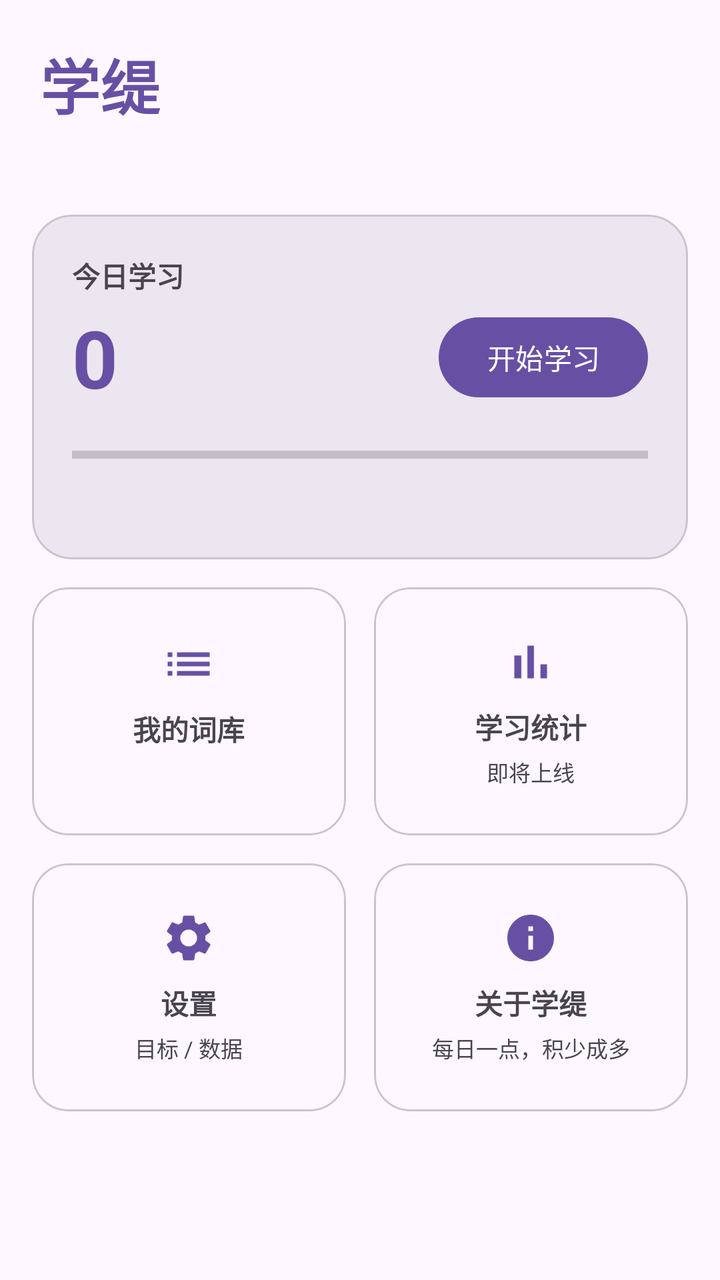
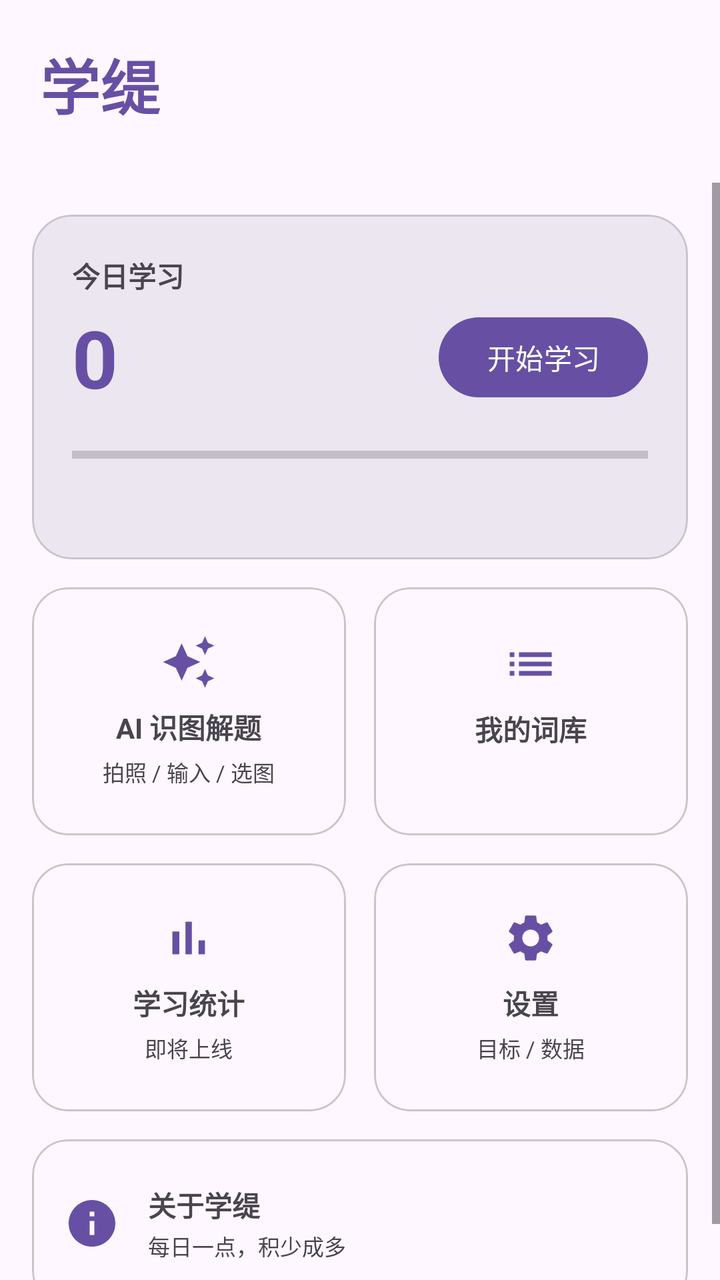

Two renders of the same Android screen: before a commit and after it. Below are the layout's source before the change and the commit's diff.
<!-- AndroidManifest.xml: application theme Theme.XueTi -->
<!-- res/layout/activity_main.xml -->
<?xml version="1.0" encoding="utf-8"?>
<LinearLayout xmlns:android="http://schemas.android.com/apk/res/android"
    xmlns:app="http://schemas.android.com/apk/res-auto"
    android:layout_width="match_parent"
    android:layout_height="match_parent"
    android:orientation="vertical">

    <LinearLayout
        android:layout_width="match_parent"
        android:layout_height="wrap_content"
        android:orientation="vertical"
        android:paddingHorizontal="20dp"
        android:paddingTop="20dp"
        android:paddingBottom="8dp">

        <TextView
            android:layout_width="wrap_content"
            android:layout_height="wrap_content"
            android:text="@string/app_name"
            android:textColor="?attr/colorPrimary"
            android:textSize="30sp"
            android:textStyle="bold" />

        <TextView
            android:id="@+id/subtitle"
            android:layout_width="wrap_content"
            android:layout_height="wrap_content"
            android:layout_marginTop="2dp"
            android:textColor="?attr/colorOnSurfaceVariant"
            android:textSize="13sp" />
    </LinearLayout>

    <ScrollView
        android:layout_width="match_parent"
        android:layout_height="0dp"
        android:layout_weight="1">

        <LinearLayout
            android:layout_width="match_parent"
            android:layout_height="wrap_content"
            android:orientation="vertical"
            android:padding="16dp">

            
            <com.google.android.material.card.MaterialCardView
                android:layout_width="match_parent"
                android:layout_height="wrap_content"
                app:cardBackgroundColor="?attr/colorSurfaceContainerHigh"
                app:cardCornerRadius="20dp"
                app:cardElevation="0dp"
                app:strokeColor="?attr/colorOutlineVariant"
                app:strokeWidth="1dp">

                <LinearLayout
                    android:layout_width="match_parent"
                    android:layout_height="wrap_content"
                    android:orientation="vertical"
                    android:padding="20dp">

                    <TextView
                        android:layout_width="wrap_content"
                        android:layout_height="wrap_content"
                        android:text="@string/today_study"
                        android:textColor="?attr/colorOnSurfaceVariant"
                        android:textSize="14sp"
                        android:textStyle="bold" />

                    <LinearLayout
                        android:layout_width="match_parent"
                        android:layout_height="wrap_content"
                        android:layout_marginTop="4dp"
                        android:gravity="center_vertical"
                        android:orientation="horizontal">

                        <TextView
                            android:id="@+id/todayCount"
                            android:layout_width="wrap_content"
                            android:layout_height="wrap_content"
                            android:text="0"
                            android:textColor="?attr/colorPrimary"
                            android:textSize="40sp"
                            android:textStyle="bold" />

                        <TextView
                            android:id="@+id/goalText"
                            android:layout_width="0dp"
                            android:layout_height="wrap_content"
                            android:layout_marginStart="6dp"
                            android:layout_weight="1"
                            android:textColor="?attr/colorOnSurfaceVariant"
                            android:textSize="15sp" />

                        <com.google.android.material.button.MaterialButton
                            android:id="@+id/btnStartStudy"
                            android:layout_width="wrap_content"
                            android:layout_height="wrap_content"
                            android:text="@string/start_study" />
                    </LinearLayout>

                    <ProgressBar
                        android:id="@+id/todayProgress"
                        style="?android:attr/progressBarStyleHorizontal"
                        android:layout_width="match_parent"
                        android:layout_height="wrap_content"
                        android:layout_marginTop="14dp"
                        android:max="20"
                        android:progress="0" />

                    <TextView
                        android:id="@+id/progressHint"
                        android:layout_width="match_parent"
                        android:layout_height="wrap_content"
                        android:layout_marginTop="8dp"
                        android:textColor="?attr/colorOnSurfaceVariant"
                        android:textSize="12sp" />
                </LinearLayout>
            </com.google.android.material.card.MaterialCardView>

            
            <LinearLayout
                android:layout_width="match_parent"
                android:layout_height="wrap_content"
                android:layout_marginTop="14dp"
                android:orientation="horizontal">

                <com.google.android.material.card.MaterialCardView
                    android:id="@+id/cardWordList"
                    android:layout_width="0dp"
                    android:layout_height="124dp"
                    android:layout_marginEnd="7dp"
                    android:layout_weight="1"
                    android:clickable="true"
                    android:focusable="true"
                    app:cardCornerRadius="18dp"
                    app:cardElevation="0dp"
                    app:strokeColor="?attr/colorOutlineVariant"
                    app:strokeWidth="1dp">

                    <LinearLayout
                        android:layout_width="match_parent"
                        android:layout_height="match_parent"
                        android:gravity="center"
                        android:orientation="vertical"
                        android:padding="12dp">

                        <ImageView
                            android:layout_width="28dp"
                            android:layout_height="28dp"
                            android:contentDescription="@string/word_list_title"
                            android:src="@drawable/ic_list"
                            app:tint="?attr/colorPrimary" />

                        <TextView
                            android:layout_width="wrap_content"
                            android:layout_height="wrap_content"
                            android:layout_marginTop="8dp"
                            android:text="@string/word_list_title"
                            android:textSize="14sp"
                            android:textStyle="bold" />

                        <TextView
                            android:id="@+id/wordBankText"
                            android:layout_width="match_parent"
                            android:layout_height="wrap_content"
                            android:layout_marginTop="4dp"
                            android:gravity="center"
                            android:maxLines="2"
                            android:textColor="?attr/colorOnSurfaceVariant"
                            android:textSize="11sp" />
                    </LinearLayout>
                </com.google.android.material.card.MaterialCardView>

                <com.google.android.material.card.MaterialCardView
                    android:id="@+id/cardStats"
                    android:layout_width="0dp"
                    android:layout_height="124dp"
                    android:layout_marginStart="7dp"
                    android:layout_weight="1"
                    android:clickable="true"
                    android:focusable="true"
                    app:cardCornerRadius="18dp"
                    app:cardElevation="0dp"
                    app:strokeColor="?attr/colorOutlineVariant"
                    app:strokeWidth="1dp">

                    <LinearLayout
                        android:layout_width="match_parent"
                        android:layout_height="match_parent"
                        android:gravity="center"
                        android:orientation="vertical"
                        android:padding="12dp">

                        <ImageView
                            android:layout_width="28dp"
                            android:layout_height="28dp"
                            android:contentDescription="@string/stats_title"
                            android:src="@drawable/ic_stats"
                            app:tint="?attr/colorPrimary" />

                        <TextView
                            android:layout_width="wrap_content"
                            android:layout_height="wrap_content"
                            android:layout_marginTop="8dp"
                            android:text="@string/stats_title"
                            android:textSize="14sp"
                            android:textStyle="bold" />

                        <TextView
                            android:layout_width="match_parent"
                            android:layout_height="wrap_content"
                            android:layout_marginTop="4dp"
                            android:gravity="center"
                            android:maxLines="2"
                            android:text="@string/stats_sub"
                            android:textColor="?attr/colorOnSurfaceVariant"
                            android:textSize="11sp" />
                    </LinearLayout>
                </com.google.android.material.card.MaterialCardView>
            </LinearLayout>

            <LinearLayout
                android:layout_width="match_parent"
                android:layout_height="wrap_content"
                android:layout_marginTop="14dp"
                android:orientation="horizontal">

                <com.google.android.material.card.MaterialCardView
                    android:id="@+id/cardSettings"
                    android:layout_width="0dp"
                    android:layout_height="124dp"
                    android:layout_marginEnd="7dp"
                    android:layout_weight="1"
                    android:clickable="true"
                    android:focusable="true"
                    app:cardCornerRadius="18dp"
                    app:cardElevation="0dp"
                    app:strokeColor="?attr/colorOutlineVariant"
                    app:strokeWidth="1dp">

                    <LinearLayout
                        android:layout_width="match_parent"
                        android:layout_height="match_parent"
                        android:gravity="center"
                        android:orientation="vertical"
                        android:padding="12dp">

                        <ImageView
                            android:layout_width="28dp"
                            android:layout_height="28dp"
                            android:contentDescription="@string/settings_title"
                            android:src="@drawable/ic_settings"
                            app:tint="?attr/colorPrimary" />

                        <TextView
                            android:layout_width="wrap_content"
                            android:layout_height="wrap_content"
                            android:layout_marginTop="8dp"
                            android:text="@string/settings_title"
                            android:textSize="14sp"
                            android:textStyle="bold" />

                        <TextView
                            android:layout_width="match_parent"
                            android:layout_height="wrap_content"
                            android:layout_marginTop="4dp"
                            android:gravity="center"
                            android:maxLines="2"
                            android:text="@string/settings_sub"
                            android:textColor="?attr/colorOnSurfaceVariant"
                            android:textSize="11sp" />
                    </LinearLayout>
                </com.google.android.material.card.MaterialCardView>

                <com.google.android.material.card.MaterialCardView
                    android:id="@+id/cardAbout"
                    android:layout_width="0dp"
                    android:layout_height="124dp"
                    android:layout_marginStart="7dp"
                    android:layout_weight="1"
                    android:clickable="true"
                    android:focusable="true"
                    app:cardCornerRadius="18dp"
                    app:cardElevation="0dp"
                    app:strokeColor="?attr/colorOutlineVariant"
                    app:strokeWidth="1dp">

                    <LinearLayout
                        android:layout_width="match_parent"
                        android:layout_height="match_parent"
                        android:gravity="center"
                        android:orientation="vertical"
                        android:padding="12dp">

                        <ImageView
                            android:layout_width="28dp"
                            android:layout_height="28dp"
                            android:contentDescription="@string/about_title"
                            android:src="@drawable/ic_info"
                            app:tint="?attr/colorPrimary" />

                        <TextView
                            android:layout_width="wrap_content"
                            android:layout_height="wrap_content"
                            android:layout_marginTop="8dp"
                            android:text="@string/about_title"
                            android:textSize="14sp"
                            android:textStyle="bold" />

                        <TextView
                            android:layout_width="match_parent"
                            android:layout_height="wrap_content"
                            android:layout_marginTop="4dp"
                            android:gravity="center"
                            android:maxLines="2"
                            android:text="@string/about_slogan"
                            android:textColor="?attr/colorOnSurfaceVariant"
                            android:textSize="11sp" />
                    </LinearLayout>
                </com.google.android.material.card.MaterialCardView>
            </LinearLayout>
        </LinearLayout>
    </ScrollView>
</LinearLayout>
<!-- resources referenced by this layout -->
<resources>
  <!-- drawable ic_info (drawable) -->
  <vector xmlns:android="http://schemas.android.com/apk/res/android"
      android:width="24dp"
      android:height="24dp"
      android:viewportWidth="24"
      android:viewportHeight="24">
      <path
          android:fillColor="#FFFFFFFF"
          android:pathData="M12,2C6.48,2 2,6.48 2,12s4.48,10 10,10 10,-4.48 10,-10S17.52,2 12,2zM13,17h-2v-6h2v6zM13,9h-2L11,7h2v2z" />
  </vector>
  <!-- drawable ic_list (drawable) -->
  <vector xmlns:android="http://schemas.android.com/apk/res/android"
      android:width="24dp"
      android:height="24dp"
      android:viewportWidth="24"
      android:viewportHeight="24">
      <path
          android:fillColor="#FFFFFFFF"
          android:pathData="M3,13h2v-2L3,11v2zM3,17h2v-2L3,15v2zM3,9h2L5,7L3,7v2zM7,13h14v-2L7,11v2zM7,17h14v-2L7,15v2zM7,7v2h14L21,7L7,7z" />
  </vector>
  <!-- drawable ic_stats (drawable) -->
  <vector xmlns:android="http://schemas.android.com/apk/res/android"
      android:width="24dp"
      android:height="24dp"
      android:viewportWidth="24"
      android:viewportHeight="24">
      <path
          android:fillColor="#FFFFFFFF"
          android:pathData="M5,9.2h3V19H5V9.2zM10.6,5h2.8v14h-2.8V5zM16.2,13H19v6h-2.8V13z" />
  </vector>
  <string name="about_slogan">每日一点，积少成多</string>
  <string name="about_title">关于学缇</string>
  <string name="app_name">学缇</string>
  <string name="settings_sub">目标 / 数据</string>
  <string name="settings_title">设置</string>
  <string name="start_study">开始学习</string>
  <string name="stats_sub">即将上线</string>
  <string name="stats_title">学习统计</string>
  <string name="today_study">今日学习</string>
  <string name="word_list_title">我的词库</string>
  <style name="Theme.XueTi" parent="Theme.Material3.DayNight.NoActionBar">
          <item name="colorPrimary">@color/primary</item>
          <item name="colorOnPrimary">@color/onPrimary</item>
          <item name="colorPrimaryContainer">@color/primaryContainer</item>
          <item name="colorOnPrimaryContainer">@color/onPrimaryContainer</item>
          <item name="colorSecondary">@color/secondary</item>
          <item name="colorOnSecondary">@color/onSecondary</item>
          <item name="colorSecondaryContainer">@color/secondaryContainer</item>
          <item name="colorOnSecondaryContainer">@color/onSecondaryContainer</item>
          <item name="android:colorBackground">@color/background</item>
          <item name="colorSurface">@color/surface</item>
          <item name="colorOnSurface">@color/onSurface</item>
          <item name="colorSurfaceVariant">@color/surfaceVariant</item>
          <item name="colorOnSurfaceVariant">@color/onSurfaceVariant</item>
          <item name="colorOutline">@color/outline</item>
      </style>
  <color name="primary">#6750A4</color>
  <color name="onPrimary">#FFFFFF</color>
  <color name="primaryContainer">#EADDFF</color>
  <color name="onPrimaryContainer">#21005D</color>
  <color name="secondary">#625B71</color>
  <color name="onSecondary">#FFFFFF</color>
  <color name="secondaryContainer">#E8DEF8</color>
  <color name="onSecondaryContainer">#1D192B</color>
  <color name="background">#FEF7FF</color>
  <color name="surface">#FEF7FF</color>
  <color name="onSurface">#1D1B20</color>
  <color name="surfaceVariant">#E7E0EC</color>
  <color name="onSurfaceVariant">#49454F</color>
  <color name="outline">#79747E</color>
  <!-- unchanged entries left out for length: 1 -->
</resources>

<!-- the commit's change to res/layout/activity_main.xml (unified diff, before → after) -->
@@ -124,7 +124,7 @@
                 android:orientation="horizontal">
 
                 <com.google.android.material.card.MaterialCardView
-                    android:id="@+id/cardWordList"
+                    android:id="@+id/cardAiSolve"
                     android:layout_width="0dp"
                     android:layout_height="124dp"
                     android:layout_marginEnd="7dp"
@@ -146,32 +146,32 @@
                         <ImageView
                             android:layout_width="28dp"
                             android:layout_height="28dp"
-                            android:contentDescription="@string/word_list_title"
-                            android:src="@drawable/ic_list"
+                            android:contentDescription="@string/ai_solve_title"
+                            android:src="@drawable/ic_ai"
                             app:tint="?attr/colorPrimary" />
 
                         <TextView
                             android:layout_width="wrap_content"
                             android:layout_height="wrap_content"
                             android:layout_marginTop="8dp"
-                            android:text="@string/word_list_title"
-                            android:textSize="14sp"
-                            android:textStyle="bold" />
-
-                        <TextView
-                            android:id="@+id/wordBankText"
+                            android:text="@string/ai_solve_title"
+                            android:textSize="14sp"
+                            android:textStyle="bold" />
+
+                        <TextView
                             android:layout_width="match_parent"
                             android:layout_height="wrap_content"
                             android:layout_marginTop="4dp"
                             android:gravity="center"
                             android:maxLines="2"
+                            android:text="@string/ai_card_sub"
                             android:textColor="?attr/colorOnSurfaceVariant"
                             android:textSize="11sp" />
                     </LinearLayout>
                 </com.google.android.material.card.MaterialCardView>
 
                 <com.google.android.material.card.MaterialCardView
-                    android:id="@+id/cardStats"
+                    android:id="@+id/cardWordList"
                     android:layout_width="0dp"
                     android:layout_height="124dp"
                     android:layout_marginStart="7dp"
@@ -193,31 +193,32 @@
                         <ImageView
                             android:layout_width="28dp"
                             android:layout_height="28dp"
-                            android:contentDescription="@string/stats_title"
-                            android:src="@drawable/ic_stats"
+                            android:contentDescription="@string/word_list_title"
+                            android:src="@drawable/ic_list"
                             app:tint="?attr/colorPrimary" />
 
                         <TextView
                             android:layout_width="wrap_content"
                             android:layout_height="wrap_content"
                             android:layout_marginTop="8dp"
-                            android:text="@string/stats_title"
-                            android:textSize="14sp"
-                            android:textStyle="bold" />
-
-                        <TextView
+                            android:text="@string/word_list_title"
+                            android:textSize="14sp"
+                            android:textStyle="bold" />
+
+                        <TextView
+                            android:id="@+id/wordBankText"
                             android:layout_width="match_parent"
                             android:layout_height="wrap_content"
                             android:layout_marginTop="4dp"
                             android:gravity="center"
                             android:maxLines="2"
-                            android:text="@string/stats_sub"
                             android:textColor="?attr/colorOnSurfaceVariant"
                             android:textSize="11sp" />
                     </LinearLayout>
                 </com.google.android.material.card.MaterialCardView>
             </LinearLayout>
 
+            
             <LinearLayout
                 android:layout_width="match_parent"
                 android:layout_height="wrap_content"
@@ -225,7 +226,7 @@
                 android:orientation="horizontal">
 
                 <com.google.android.material.card.MaterialCardView
-                    android:id="@+id/cardSettings"
+                    android:id="@+id/cardStats"
                     android:layout_width="0dp"
                     android:layout_height="124dp"
                     android:layout_marginEnd="7dp"
@@ -247,15 +248,15 @@
                         <ImageView
                             android:layout_width="28dp"
                             android:layout_height="28dp"
-                            android:contentDescription="@string/settings_title"
-                            android:src="@drawable/ic_settings"
+                            android:contentDescription="@string/stats_title"
+                            android:src="@drawable/ic_stats"
                             app:tint="?attr/colorPrimary" />
 
                         <TextView
                             android:layout_width="wrap_content"
                             android:layout_height="wrap_content"
                             android:layout_marginTop="8dp"
-                            android:text="@string/settings_title"
+                            android:text="@string/stats_title"
                             android:textSize="14sp"
                             android:textStyle="bold" />
 
@@ -265,14 +266,14 @@
                             android:layout_marginTop="4dp"
                             android:gravity="center"
                             android:maxLines="2"
-                            android:text="@string/settings_sub"
+                            android:text="@string/stats_sub"
                             android:textColor="?attr/colorOnSurfaceVariant"
                             android:textSize="11sp" />
                     </LinearLayout>
                 </com.google.android.material.card.MaterialCardView>
 
                 <com.google.android.material.card.MaterialCardView
-                    android:id="@+id/cardAbout"
+                    android:id="@+id/cardSettings"
                     android:layout_width="0dp"
                     android:layout_height="124dp"
                     android:layout_marginStart="7dp"
@@ -294,15 +295,15 @@
                         <ImageView
                             android:layout_width="28dp"
                             android:layout_height="28dp"
-                            android:contentDescription="@string/about_title"
-                            android:src="@drawable/ic_info"
+                            android:contentDescription="@string/settings_title"
+                            android:src="@drawable/ic_settings"
                             app:tint="?attr/colorPrimary" />
 
                         <TextView
                             android:layout_width="wrap_content"
                             android:layout_height="wrap_content"
                             android:layout_marginTop="8dp"
-                            android:text="@string/about_title"
+                            android:text="@string/settings_title"
                             android:textSize="14sp"
                             android:textStyle="bold" />
 
@@ -312,12 +313,64 @@
                             android:layout_marginTop="4dp"
                             android:gravity="center"
                             android:maxLines="2"
-                            android:text="@string/about_slogan"
+                            android:text="@string/settings_sub"
                             android:textColor="?attr/colorOnSurfaceVariant"
                             android:textSize="11sp" />
                     </LinearLayout>
                 </com.google.android.material.card.MaterialCardView>
             </LinearLayout>
+
+            
+            <com.google.android.material.card.MaterialCardView
+                android:id="@+id/cardAbout"
+                android:layout_width="match_parent"
+                android:layout_height="84dp"
+                android:layout_marginTop="14dp"
+                android:clickable="true"
+                android:focusable="true"
+                app:cardCornerRadius="18dp"
+                app:cardElevation="0dp"
+                app:strokeColor="?attr/colorOutlineVariant"
+                app:strokeWidth="1dp">
+
+                <LinearLayout
+                    android:layout_width="match_parent"
+                    android:layout_height="match_parent"
+                    android:gravity="center_vertical"
+                    android:orientation="horizontal"
+                    android:padding="16dp">
+
+                    <ImageView
+                        android:layout_width="28dp"
+                        android:layout_height="28dp"
+                        android:contentDescription="@string/about_title"
+                        android:src="@drawable/ic_info"
+                        app:tint="?attr/colorPrimary" />
+
+                    <LinearLayout
+                        android:layout_width="0dp"
+                        android:layout_height="wrap_content"
+                        android:layout_marginStart="14dp"
+                        android:layout_weight="1"
+                        android:orientation="vertical">
+
+                        <TextView
+                            android:layout_width="match_parent"
+                            android:layout_height="wrap_content"
+                            android:text="@string/about_title"
+                            android:textSize="14sp"
+                            android:textStyle="bold" />
+
+                        <TextView
+                            android:layout_width="match_parent"
+                            android:layout_height="wrap_content"
+                            android:layout_marginTop="2dp"
+                            android:text="@string/about_slogan"
+                            android:textColor="?attr/colorOnSurfaceVariant"
+                            android:textSize="11sp" />
+                    </LinearLayout>
+                </LinearLayout>
+            </com.google.android.material.card.MaterialCardView>
         </LinearLayout>
     </ScrollView>
 </LinearLayout>
<!-- resource entries referenced after the edit -->
@@ -1,5 +1,15 @@
 <!-- resources referenced by this layout -->
 <resources>
+  <!-- drawable ic_ai (drawable) -->
+  <vector xmlns:android="http://schemas.android.com/apk/res/android"
+      android:width="24dp"
+      android:height="24dp"
+      android:viewportWidth="24"
+      android:viewportHeight="24">
+      <path
+          android:fillColor="#FFFFFFFF"
+          android:pathData="M19,9l1.25,-2.75L23,5l-2.75,-1.25L19,1l-1.25,2.75L15,5l2.75,1.25L19,9zM11.5,9.5L9,4 6.5,9.5 1,12l5.5,2.5L9,20l2.5,-5.5L17,12l-5.5,-2.5zM19,15l-1.25,2.75L15,19l2.75,1.25L19,23l1.25,-2.75L23,19l-2.75,-1.25L19,15z" />
+  </vector>
   <!-- drawable ic_info (drawable) -->
   <vector xmlns:android="http://schemas.android.com/apk/res/android"
       android:width="24dp"
@@ -32,6 +42,8 @@
   </vector>
   <string name="about_slogan">每日一点，积少成多</string>
   <string name="about_title">关于学缇</string>
+  <string name="ai_card_sub">拍照 / 输入 / 选图</string>
+  <string name="ai_solve_title">AI 识图解题</string>
   <string name="app_name">学缇</string>
   <string name="settings_sub">目标 / 数据</string>
   <string name="settings_title">设置</string>
